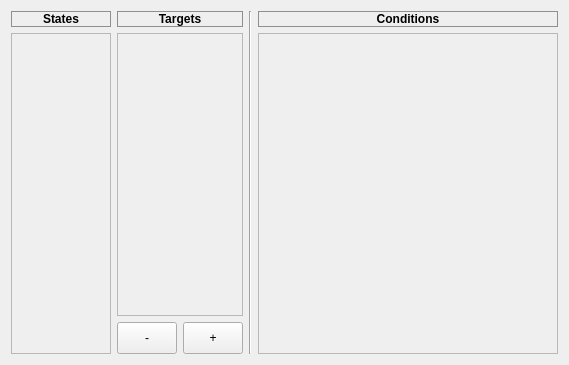
Qt form ConfigWindow/tab_logic.ui (Skwara/CA_Suite) before a commit.
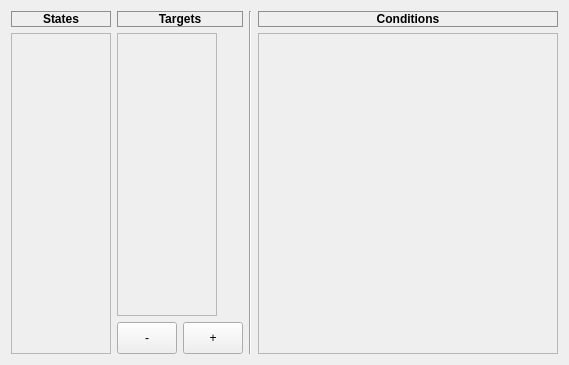
The same form after that commit.

Patch:
```diff
--- a/ConfigWindow/tab_logic.ui
+++ b/ConfigWindow/tab_logic.ui
@@ -6,7 +6,7 @@
    <rect>
     <x>0</x>
     <y>0</y>
-    <width>511</width>
+    <width>568</width>
     <height>365</height>
    </rect>
   </property>
@@ -60,7 +60,7 @@
      <item row="1" column="1" colspan="2">
       <widget class="QScrollArea" name="scrollArea_logic_targets">
        <property name="sizePolicy">
-        <sizepolicy hsizetype="Expanding" vsizetype="Expanding">
+        <sizepolicy hsizetype="Fixed" vsizetype="Expanding">
          <horstretch>0</horstretch>
          <verstretch>0</verstretch>
         </sizepolicy>
```
Left out of the diff: 8 changed lines with no effect on the pictures.
